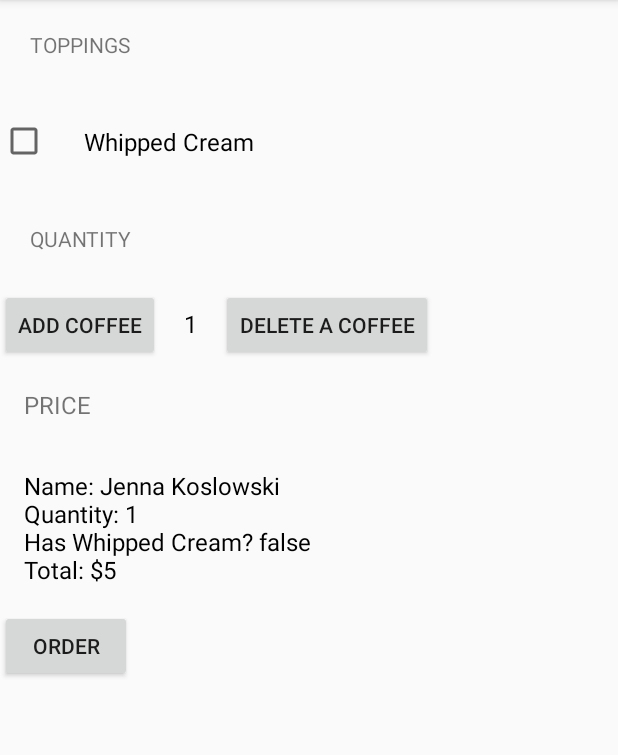
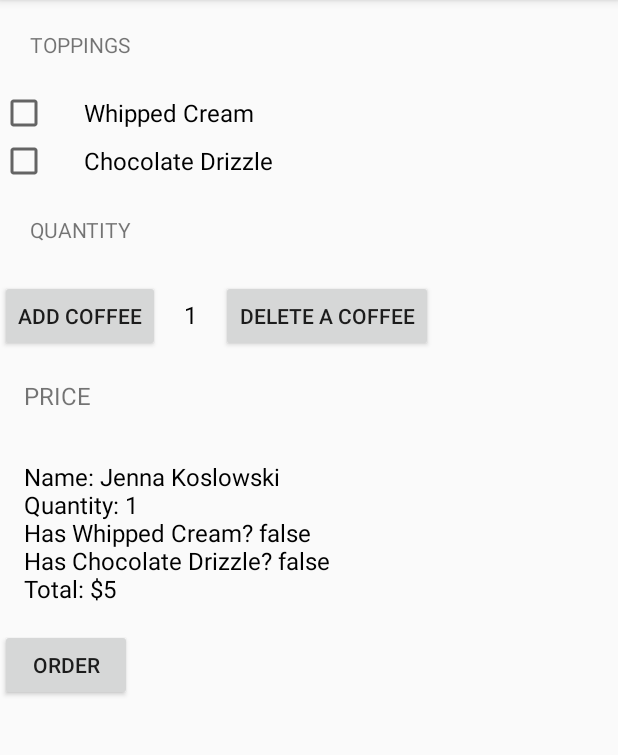
Before and after one commit to JennaKoslowski/Just-Java, an Android app: the screen it shows after launch (MainActivity), after a tap on "ORDER", on a phone screen of 412 x 824 dp, the part 84-839 px from its top. Run offline under Robolectric (Android 15) with nearby library versions, the phone set to English and light mode, and no system bars; 1 other tap on this screen came first.

Commit message:
add chocolate checkbox

```diff
--- a/app/src/main/java/com/example/android/justjava/MainActivity.java
+++ b/app/src/main/java/com/example/android/justjava/MainActivity.java
@@ -22,9 +22,11 @@ public class MainActivity extends AppCompatActivity {
     public void submitOrder(View view) {
         CheckBox whippedCreamCheckbox = (CheckBox) findViewById(R.id.whipped_cream_checkbox);
         boolean hasWhippedCream = whippedCreamCheckbox.isChecked();
+        CheckBox chocolateCheckbox = (CheckBox) findViewById(R.id.chocolate_checkbox);
+        boolean hasChocolateDrizzle = chocolateCheckbox.isChecked();
 
         int price = numCoffee*5;
-        String totalMessage = createOrderSummary(price, hasWhippedCream);
+        String totalMessage = createOrderSummary(price, hasWhippedCream, hasChocolateDrizzle);
         displayMessage(totalMessage);
 
         calculatePrice(numCoffee, price);
@@ -34,10 +36,11 @@ public class MainActivity extends AppCompatActivity {
         int price= numCoffee*5;
     }
 
-    private String createOrderSummary(int price, boolean hasWhippedCream){
+    private String createOrderSummary(int price, boolean hasWhippedCream, boolean hasChocolateDrizzle){
         String totalMessage = "Name: Jenna Koslowski" ;
         totalMessage= totalMessage + "\nQuantity: " +numCoffee;
         totalMessage= totalMessage + "\nHas Whipped Cream? " + hasWhippedCream;
+        totalMessage= totalMessage + "\nHas Chocolate Drizzle? " + hasChocolateDrizzle;
         totalMessage = totalMessage + "\nTotal: $"+ price;
         return totalMessage;
     }
--- a/app/src/main/res/layout/activity_main.xml
+++ b/app/src/main/res/layout/activity_main.xml
@@ -19,7 +19,14 @@
         android:layout_width="wrap_content"
         android:layout_height="wrap_content"
         android:text="@string/wc"
-        android:padding="24dp"
+        android:paddingLeft="24dp"
+        android:textSize="16sp"/>
+    <CheckBox
+        android:id="@+id/chocolate_checkbox"
+        android:layout_width="wrap_content"
+        android:layout_height="wrap_content"
+        android:text="@string/chocolate"
+        android:paddingLeft="24dp"
         android:textSize="16sp"/>
 
     <TextView
--- a/app/src/main/res/values/strings.xml
+++ b/app/src/main/res/values/strings.xml
@@ -2,6 +2,7 @@
     <string name="app_name">Just Java</string>
     <string name="toppings">toppings</string>
     <string name="wc">Whipped Cream</string>
+    <string name="chocolate">Chocolate Drizzle</string>
     <string name="quantity">quantity</string>
     <string name="increase">Add Coffee</string>
     <string name="number">0</string>
```
